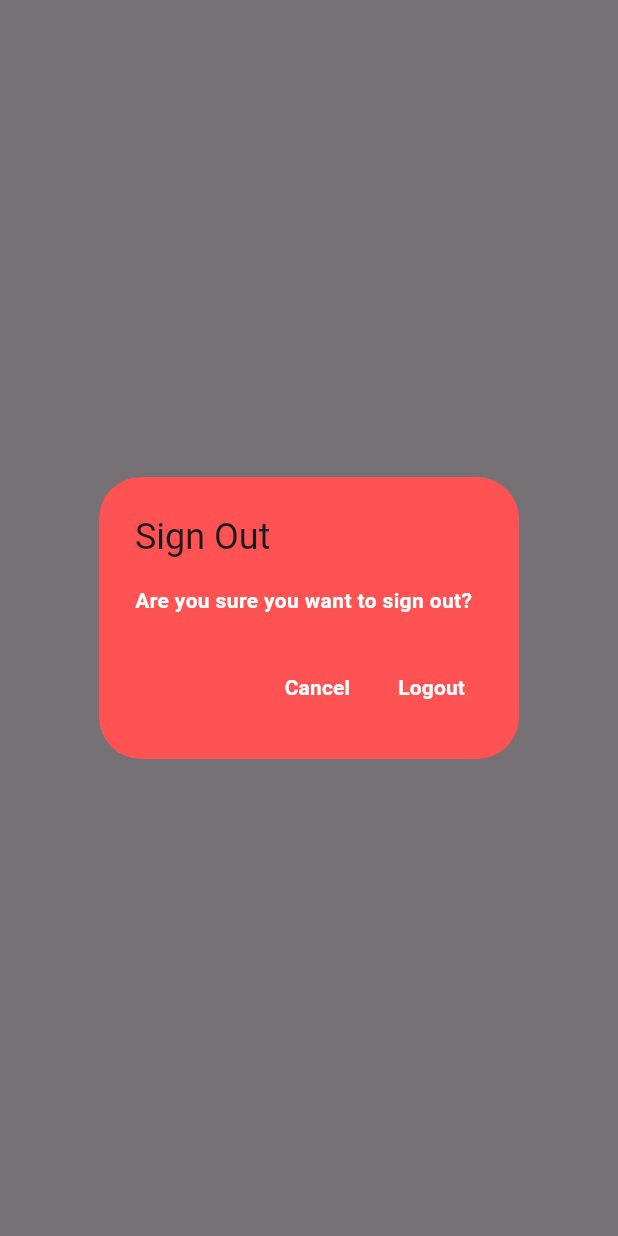
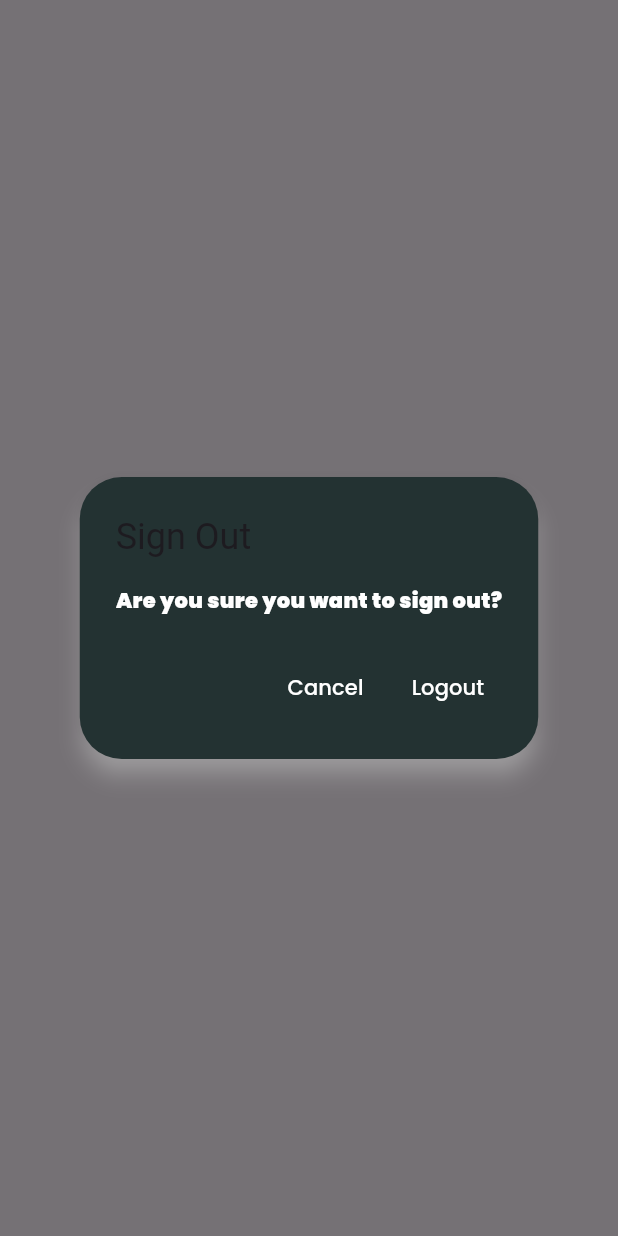
Before and after one commit to Jeet-240/Bingr, a Flutter app: what showLogOutDialog() shows on an empty page, opened directly, on a phone screen of 412 x 824 dp. Run offline on Flutter 3.47's test engine with Material 3 defaults, Android fonts, the phone set to English and light mode, and no system bars; our stand-ins replace animated_text_kit, firebase_auth, firebase_core, firebase_database, shared_preferences; accounts and stored records are empty; network calls fail.

Commit message:
Corrected Dialog box in mainview

```diff
--- a/lib/main.dart
+++ b/lib/main.dart
@@ -1,3 +1,4 @@
+import 'package:bingr/constants/colors.dart';
 import 'package:firebase_core/firebase_core.dart';
 import '/constants/key.dart';
 import '/services/auth/auth_service.dart';
@@ -16,7 +17,7 @@ void main() async {
   WidgetsFlutterBinding.ensureInitialized();
   await Firebase.initializeApp();
   runApp(MaterialApp(
-    color: Color.fromRGBO(29, 22, 22, 1),
+    color: backgroundColor,
     home: HomePage(),
     routes: {
       loginRoute: (context) => const LoginView(),
--- a/lib/views/main_view.dart
+++ b/lib/views/main_view.dart
@@ -87,13 +87,14 @@ Future<bool> showLogOutDialog(BuildContext context) {
       context: context,
       builder: (context) {
         return AlertDialog(
-          backgroundColor: Colors.redAccent,
+          backgroundColor: primaryColor,
+          shadowColor: Colors.white,
           title: const Text('Sign Out'),
           content: const Text('Are you sure you want to sign out?',
               style: TextStyle(
                 fontWeight: FontWeight.w700,
                 color: Colors.white,
-                fontFamily: 'Roboto',
+                fontFamily: 'Poppins',
               )),
           actions: [
             TextButton(
@@ -103,9 +104,9 @@ Future<bool> showLogOutDialog(BuildContext context) {
               },
               child: const Text('Cancel',
                   style: TextStyle(
-                    fontWeight: FontWeight.w700,
+                    fontWeight: FontWeight.w400,
                     color: Colors.white,
-                    fontFamily: 'Roboto',
+                    fontFamily: 'Poppins',
                   )),
             ),
             TextButton(
@@ -114,9 +115,9 @@ Future<bool> showLogOutDialog(BuildContext context) {
               },
               child: const Text('Logout',
                   style: TextStyle(
-                    fontWeight: FontWeight.w700,
+                    fontWeight: FontWeight.w400,
                     color: Colors.white,
-                    fontFamily: 'Roboto',
+                    fontFamily: 'Poppins',
                   )),
             )
           ],
```
